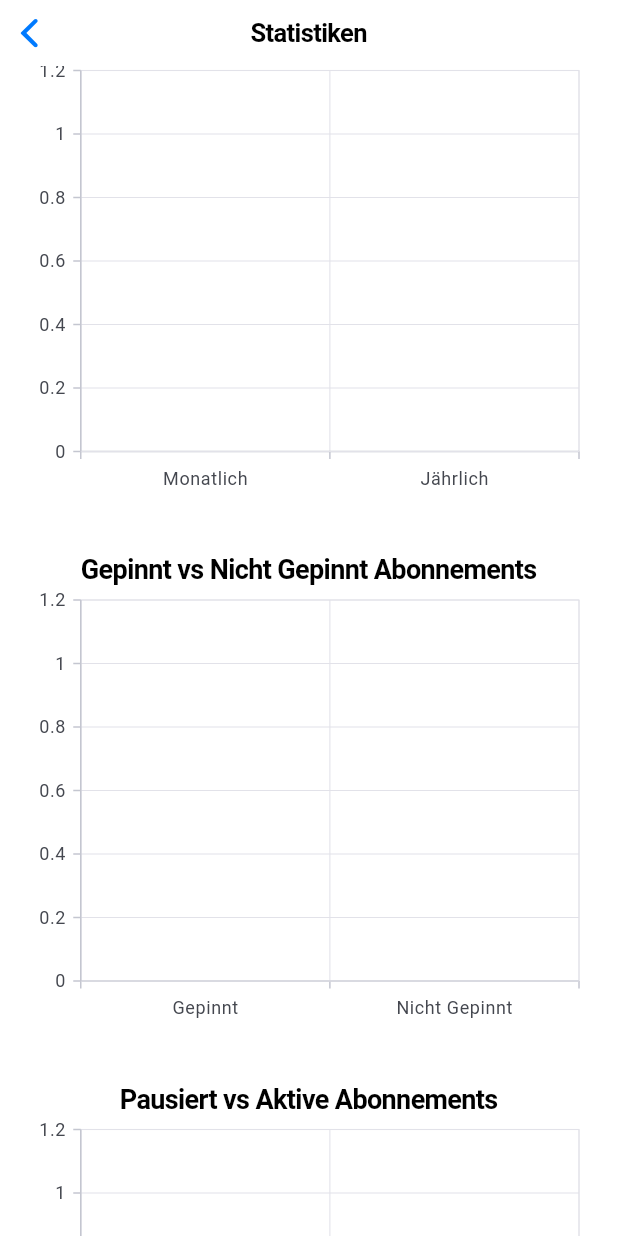
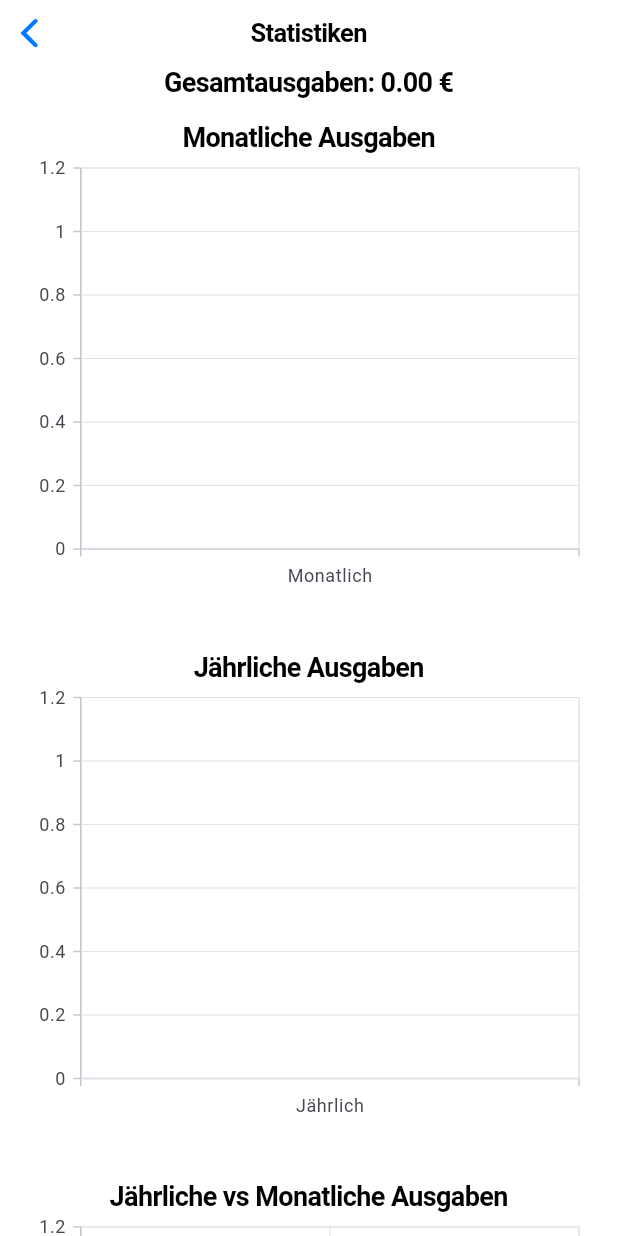
Before and after one commit to Coho04/EasyWallet, a Flutter app: the StatisticView screen opened directly, on a phone screen of 412 x 824 dp. Run offline on Flutter 3.47's test engine with Material 3 defaults, Android fonts, the light colour scheme and no system bars; our stand-ins replace cached_network_image, flutter_local_notifications, shared_preferences, sqflite, syncfusion_flutter_charts; missing offline and left inert: workmanager; accounts and stored records are empty.

Commit message:
WIP: UI Changes

```diff
--- a/lib/ main_views/statistic_view.dart
+++ b/lib/ main_views/statistic_view.dart
@@ -66,14 +66,27 @@
       navigationBar: const CupertinoNavigationBar(
         middle: Text('Statistiken'),
       ),
-      child: SingleChildScrollView(
-        child: Column(
-          children: [
-            _buildChart('Jährliche vs Monatliche Ausgaben', _makeYearlyToMonthlyData()),
-            _buildChart('Gepinnt vs Nicht Gepinnt Abonnements', _makePinnedData()),
-            _buildChart('Pausiert vs Aktive Abonnements', _makePausedData()),
-          ],
-        ),
+      child: SafeArea(
+          child: SingleChildScrollView(
+            child: Column(
+              children: [
+                Text('Gesamtausgaben: ${(monthlyExpenses + yearlyExpenses).toStringAsFixed(2)} €',
+                    style: const TextStyle(fontSize: 18, fontWeight: FontWeight.bold)),
+                _buildChart('Monatliche Ausgaben', [
+                  ChartData('Monatlich', monthlyExpenses, CupertinoColors.systemBlue),
+                ]),
+                _buildChart('Jährliche Ausgaben', [
+                  ChartData('Jährlich', yearlyExpenses, CupertinoColors.systemRed),
+                ]),
+                _buildChart('Jährliche vs Monatliche Ausgaben',
+                    _makeYearlyToMonthlyData()),
+                _buildChart(
+                    'Gepinnt vs Nicht Gepinnt Abonnements', _makePinnedData()),
+                _buildChart(
+                    'Pausiert vs Aktive Abonnements', _makePausedData()),
+              ],
+            ),
+          ),
       ),
     );
   }
@@ -116,13 +129,18 @@
   List<ChartData> _makePinnedData() {
     return [
       ChartData('Gepinnt', pinnedCount.toDouble(), CupertinoColors.systemBlue),
-      ChartData('Nicht Gepinnt', unpinnedCount.toDouble(), CupertinoColors.systemRed),
+      ChartData(
+          'Nicht Gepinnt', unpinnedCount.toDouble(), CupertinoColors.systemRed),
     ];
   }
 
   List<ChartData> _makePausedData() {
-    int activeCount = nextDueSubscriptions.length - nextDueSubscriptions.where((sub) => sub.isPaused).length;
-    int pausedCount = nextDueSubscriptions.where((sub) => sub.isPaused).length;
+    int activeCount = nextDueSubscriptions.length - nextDueSubscriptions
+        .where((sub) => sub.isPaused)
+        .length;
+    int pausedCount = nextDueSubscriptions
+        .where((sub) => sub.isPaused)
+        .length;
     return [
       ChartData('Aktiv', activeCount.toDouble(), CupertinoColors.systemBlue),
       ChartData('Pausiert', pausedCount.toDouble(), CupertinoColors.systemRed),
```
Also changed, not shown: lib/ main_views/home_view.dart (+36 -6 lines).
